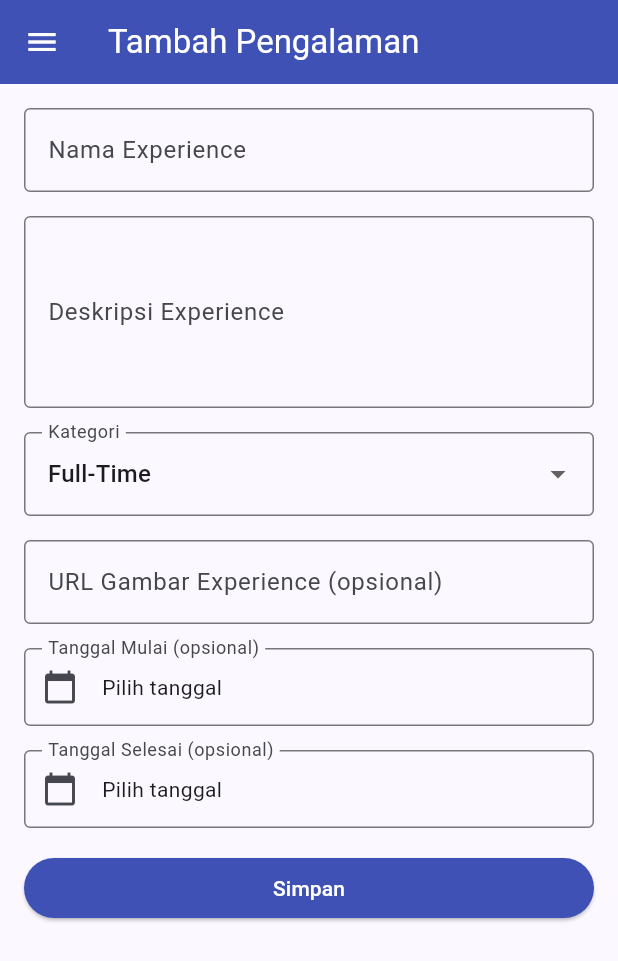
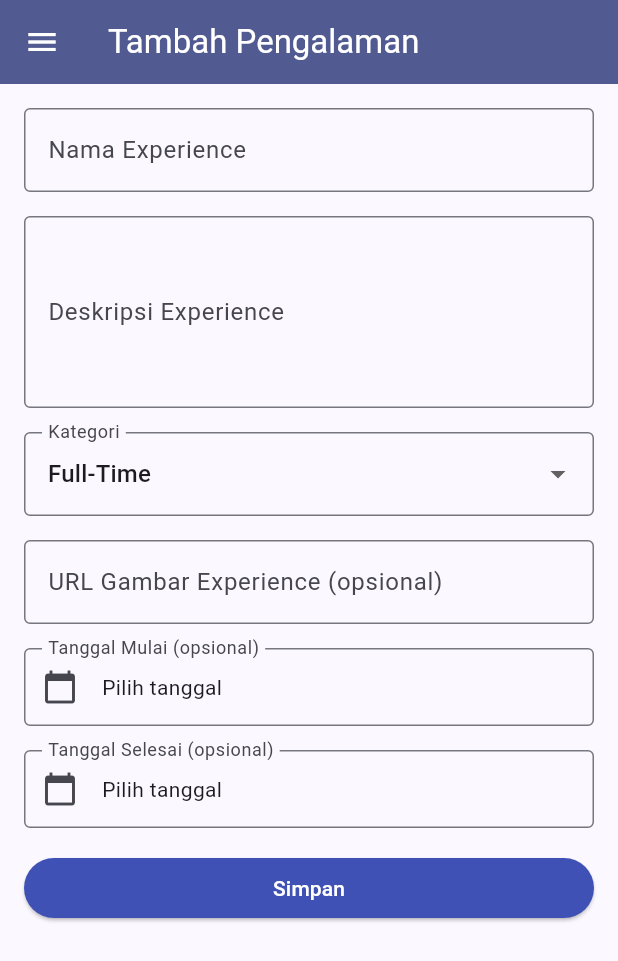
Before and after one commit to Agra-17/myportofolio_mobile, a Flutter app: the ExperienceFormPage screen opened directly, on a phone screen of 412 x 824 dp. Shown: the top 961 px of the screen. Run offline on Flutter 3.47's test engine with Material 3 defaults, Android fonts, the phone set to English and light mode, and no system bars; our stand-ins replace material_ui.

Commit message:
fix(experience): align app bar theme and validate image URL length

```diff
--- a/lib/screens/experience_form.dart
+++ b/lib/screens/experience_form.dart
@@ -160,7 +160,7 @@ class _ExperienceFormPageState extends State<ExperienceFormPage> {
     return Scaffold(
       appBar: AppBar(
         title: const Text('Tambah Pengalaman'),
-        backgroundColor: Colors.indigo,
+        backgroundColor: Theme.of(context).colorScheme.primary,
         foregroundColor: Colors.white,
       ),
       drawer: const LeftDrawer(),
@@ -215,7 +215,9 @@ class _ExperienceFormPageState extends State<ExperienceFormPage> {
                     validator: (value) {
                       final text = value?.trim() ?? '';
                       if (text.isEmpty) return null;
-
+                      if (text.runes.length > 200) {
+                        return 'URL gambar maksimal 200 karakter.';
+                      }
                       final url = Uri.tryParse(text);
                       if (url == null ||
                           (url.scheme != 'http' && url.scheme != 'https') ||
```
